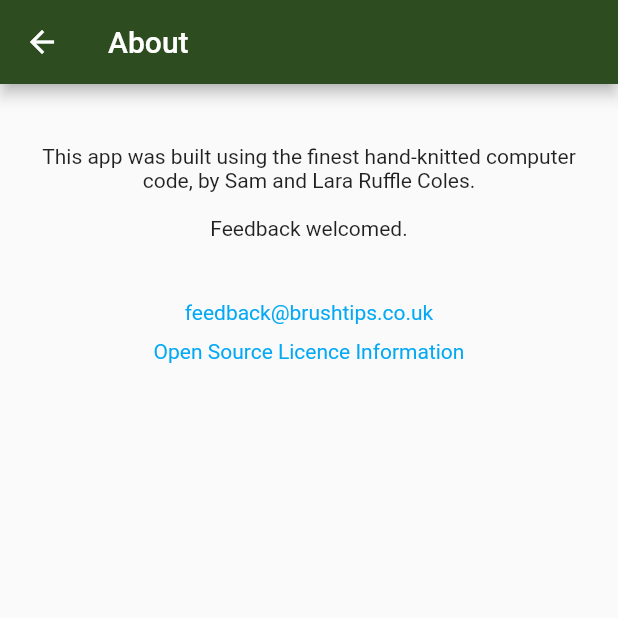
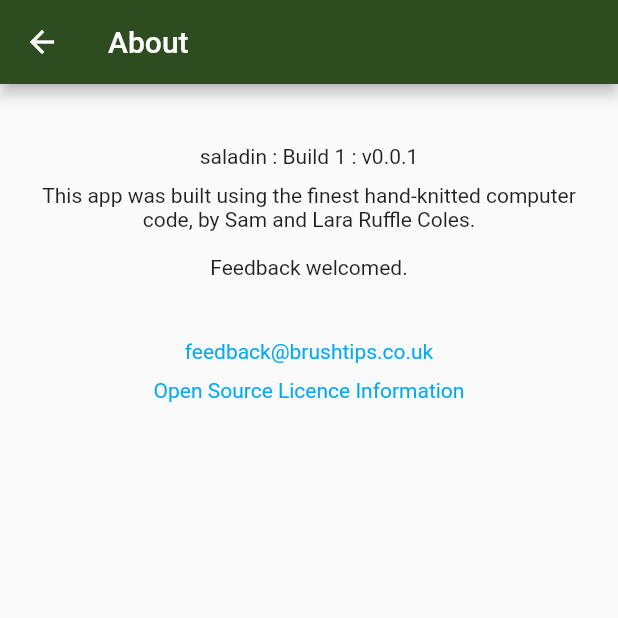
Before and after one commit to SamRuffleColes/saladin, a Flutter app: the AboutScreen screen opened directly, on a phone screen of 412 x 824 dp, the top half of it. Run offline on Flutter 3.47's test engine with Material 2 defaults, Android fonts, the phone set to English and light mode, and no system bars; our stand-ins replace cached_network_image, cloud_firestore, firebase_analytics, firebase_auth, firebase_crashlytics, firebase_storage and 4 more; accounts and stored records are empty.

Commit message:
build no

```diff
--- a/lib/Resources/strings.dart
+++ b/lib/Resources/strings.dart
@@ -1,3 +1,5 @@
+import 'package:package_info/package_info.dart';
+
 class Strings {
   static const String appTitle = "Brush Tips";
 
@@ -11,13 +13,19 @@ class Strings {
   static const String signOut = "Sign Out";
 
   //about screen
-  static const String aboutBody = "This app was built using the finest hand-knitted computer code, by Sam and Lara Ruffle Coles.\n\nFeedback welcomed.";
+  static const String aboutBody =
+      "This app was built using the finest hand-knitted computer code, by Sam and Lara Ruffle Coles.\n\nFeedback welcomed.";
   static const String feedbackEmailAddress = "feedback@brushtips.co.uk";
   static const String openSourceLicences = "Open Source Licence Information";
+  static const String loadingVersion = "Loading version...";
+  static Future<String> getVersionNumber() async {
+    PackageInfo info = await PackageInfo.fromPlatform();
+    return "${info.appName} : Build ${info.buildNumber} : v${info.version}";
+  }
 
   //guides screen
   static const String guidesScreenTitle = appTitle;
-  static const String createNewGuide = "New Guide";
+  static const String createNewGuide = "Add Guide";
 
   //edit guide screen
   static const String editGuideScreenTitle = "Guide";
--- a/lib/UI/Screen/about_screen.dart
+++ b/lib/UI/Screen/about_screen.dart
@@ -16,6 +16,12 @@ class AboutScreen extends StatelessWidget {
             mainAxisAlignment: MainAxisAlignment.start,
             crossAxisAlignment: CrossAxisAlignment.center,
             children: [
+              FutureBuilder(
+                  future: Strings.getVersionNumber(),
+                  builder: (context, snapshot) => Container(
+                      padding: EdgeInsets.only(bottom: Dimensions.smallSpacing),
+                      child: Text(snapshot.hasData ? snapshot.data : Strings.loadingVersion,
+                          textAlign: TextAlign.center))),
               Container(
                   padding: EdgeInsets.only(bottom: Dimensions.largeSpacing),
                   child: Text(Strings.aboutBody, textAlign: TextAlign.center)),
--- a/pubspec.yaml
+++ b/pubspec.yaml
@@ -11,7 +11,7 @@ description: Brush Tips - Miniature Painting App
 # In iOS, build-name is used as CFBundleShortVersionString while build-number used as CFBundleVersion.
 # Read more about iOS versioning at
 # https://developer.apple.com/library/archive/documentation/General/Reference/InfoPlistKeyReference/Articles/CoreFoundationKeys.html
-version: 1.0.0+1
+version: 0.0.1+1
 
 environment:
   sdk: ">=2.5.0 <3.0.0"
@@ -32,6 +32,7 @@ dependencies:
   firebase_crashlytics: ^0.1.1+2
 
   flutter_signin_button: ^1.0.0
+  package_info: ^0.4.0+12
 
   flutter:
     sdk: flutter
```
Also changed, not shown: pubspec.lock, 3 other files.
